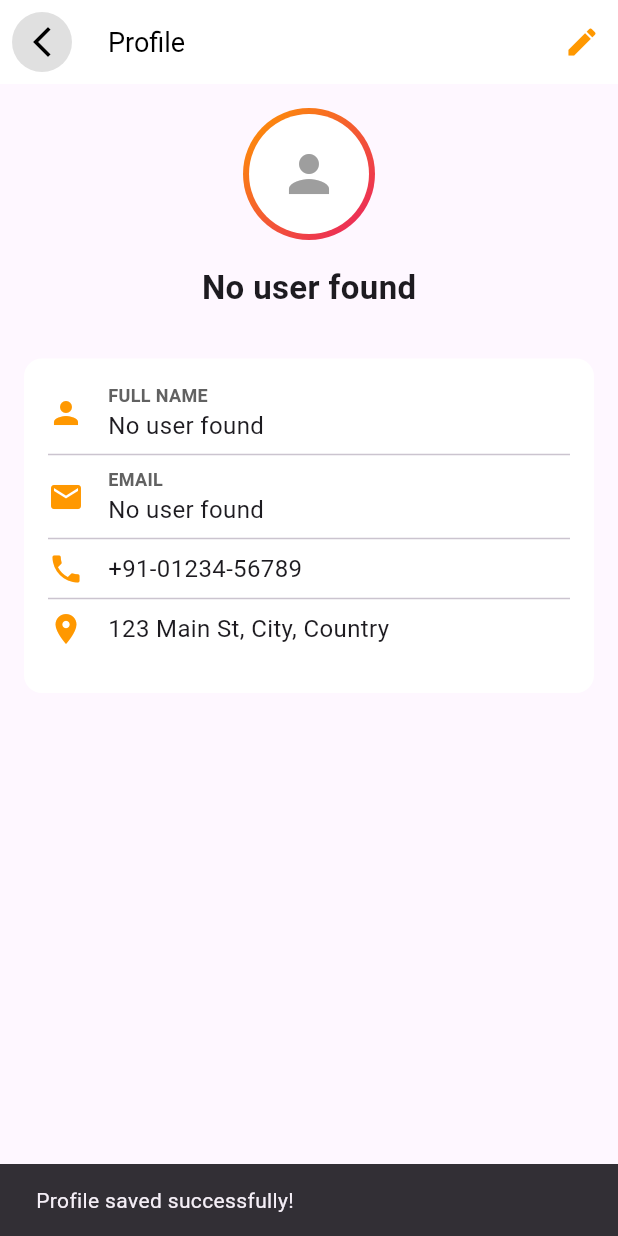
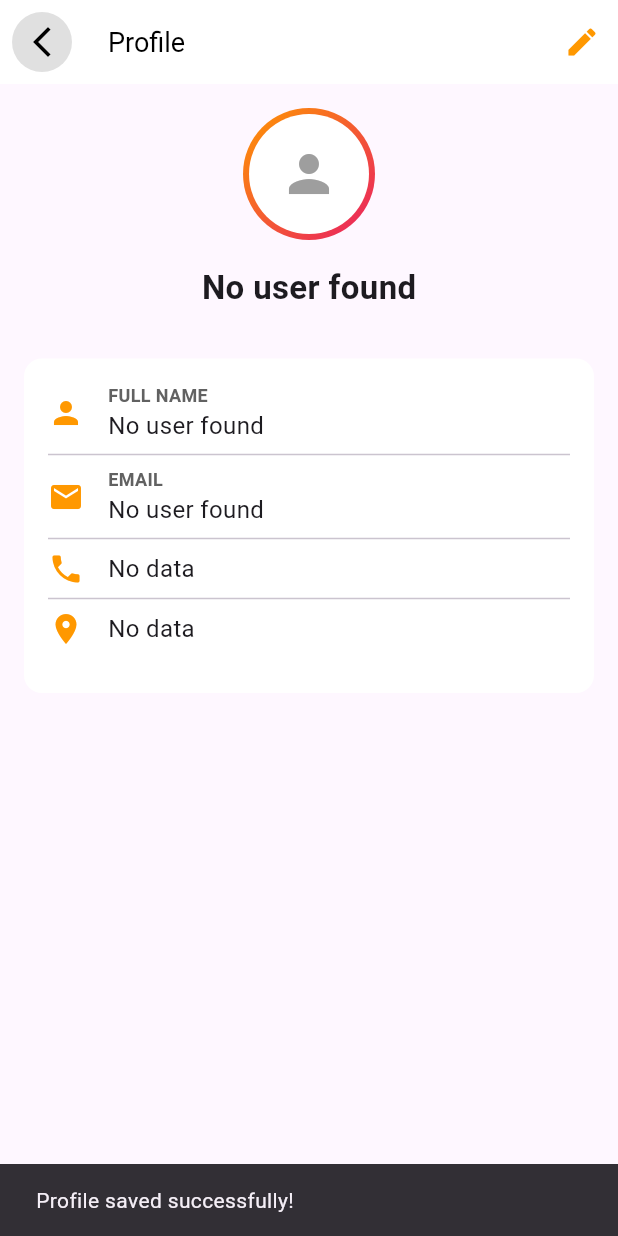
Before and after one commit to dms2004/safeWatch, a Flutter app: the ProfileScreen screen opened directly, after a tap on the "edit" icon, after a tap on "SAVE", on a phone screen of 412 x 824 dp. Run offline on Flutter 3.47's test engine with Material 3 defaults, Android fonts, the phone set to English and light mode, and no system bars; our stand-ins replace sqflite; accounts and stored records are empty.

Commit message:
Profile page updated

```diff
--- a/lib/Screens/ProfileDatabase.dart
+++ b/lib/Screens/ProfileDatabase.dart
@@ -44,7 +44,7 @@ class ProfileDatabaseHelper {
   }
 
   // Query user by email for login verification
-  Future<List<Map<String, dynamic>>> queryUserByEmail(String email) async {
+  Future<List<Map<String, dynamic>>> queryProfileByEmail(String email) async {
     final db = await instance.database;
     return await db.query(
       'profile_data',
--- a/lib/Screens/ProfileScreen.dart
+++ b/lib/Screens/ProfileScreen.dart
@@ -40,11 +40,22 @@ class _MyProfileScreenState extends State<ProfileScreen> {
         username = fullName.split(' ').first; // Extract first word as username
         isLoading = false;
       });
+
+      // Load additional profile data (phone number and address)
+      final List<Map<String, dynamic>> profile = await _profileDBHelper.queryProfileByEmail(globalEmail);
+      if (profile.isNotEmpty) {
+        setState(() {
+          phoneNumber = profile.first['phonenumber'];
+          address = profile.first['address'];
+        });
+      }
     } else {
       setState(() {
         fullName = 'No user found';
         email = 'No user found';
         username = 'No user found';
+        phoneNumber = 'No data'; // Set default or error value for phone number
+        address = 'No data';     // Set default or error value for address
         isLoading = false;
       });
     }
@@ -53,10 +64,13 @@ class _MyProfileScreenState extends State<ProfileScreen> {
       fullName = 'Error loading data';
       email = 'Error loading data';
       username = 'Error loading data';
+      phoneNumber = 'Error loading data';
+      address = 'Error loading data';
       isLoading = false;
     });
   }
 }
+
 
   void _toggleEdit() {
     setState(() {
@@ -83,7 +97,7 @@ class _MyProfileScreenState extends State<ProfileScreen> {
 
       // Optionally, you can display a confirmation message
       ScaffoldMessenger.of(context).showSnackBar(
-        SnackBar(content: Text('Profile saved successfully!')),
+        const SnackBar(content: Text('Profile saved successfully!')),
       );
       await ProfileDatabaseHelper.instance.printAllprofile();
     }
@@ -189,7 +203,7 @@ class _MyProfileScreenState extends State<ProfileScreen> {
                     const Divider(),
                     Row(
                       children: [
-                        Icon(Icons.phone, color: Colors.orange, size: 24),
+                        const Icon(Icons.phone, color: Colors.orange, size: 24),
                         const SizedBox(width: 16),
                         Expanded(
                           child: isEditing
@@ -212,7 +226,7 @@ class _MyProfileScreenState extends State<ProfileScreen> {
                     const Divider(),
                     Row(
                       children: [
-                        Icon(Icons.location_on, color: Colors.orange, size: 24),
+                        const Icon(Icons.location_on, color: Colors.orange, size: 24),
                         const SizedBox(width: 16),
                         Expanded(
                           child: isEditing
--- a/lib/Screens/SubScreens/SubScreensRequest/Authority.dart
+++ b/lib/Screens/SubScreens/SubScreensRequest/Authority.dart
@@ -95,7 +95,7 @@ class _MyAuthorityState extends State<Authority> {
               const SizedBox(height: 16),
               _buildDateField('DATE OF INCIDENT', controller: _incidentDateController), // Use date picker field
               const SizedBox(height: 16),
-              _buildTextField('DETAILS OF REQUEST', '', controller: _detailsController, maxLines: 3, fontSize: 14, fontWeight: FontWeight.w400),
+              _buildTextField('DETAILS OF REQUEST', '', controller: _detailsController, maxLines: 3, fontSize: 16, fontWeight: FontWeight.w400),
               const SizedBox(height: 24),
               ElevatedButton(
                 onPressed: _submitForm,
@@ -123,7 +123,7 @@ class _MyAuthorityState extends State<Authority> {
           'AUTHORITY',
           style: TextStyle(
             color: Colors.black,
-            fontSize: 14,
+            fontSize: 16,
             fontWeight: FontWeight.w400,
           ),
         ),
@@ -192,7 +192,7 @@ class _MyAuthorityState extends State<Authority> {
           label,
           style: const TextStyle(
             color: Colors.black,
-            fontSize: 14,
+            fontSize: 16,
             fontWeight: FontWeight.w400,
           ),
         ),
```
Lines whose indentation alone changed are shown as unchanged.
